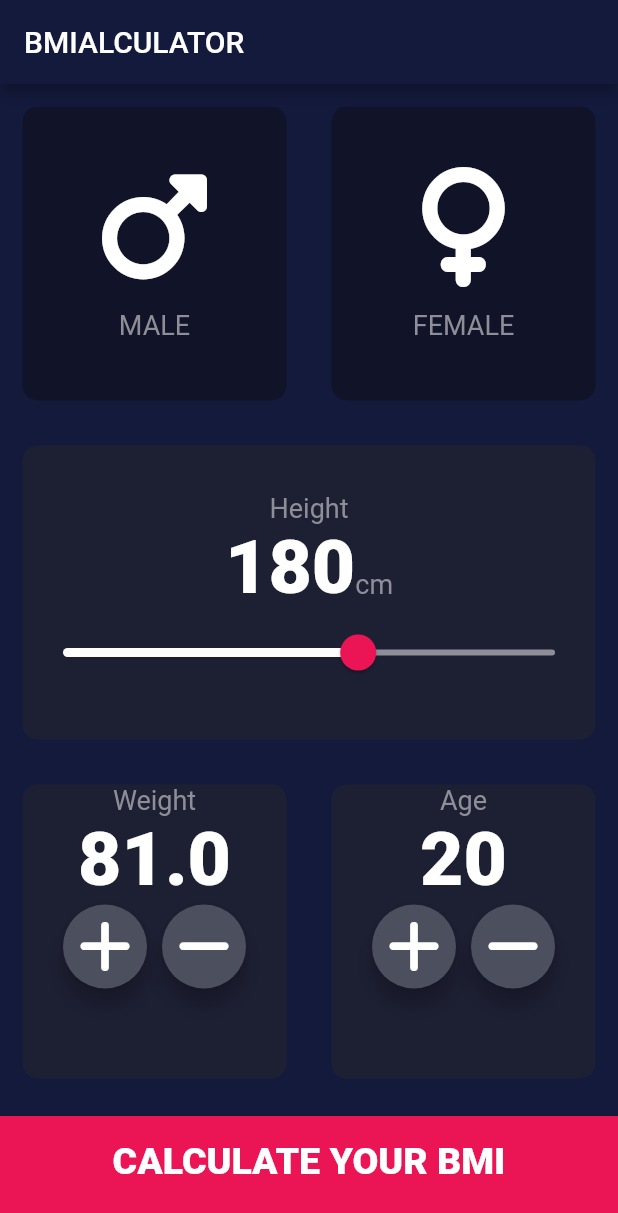
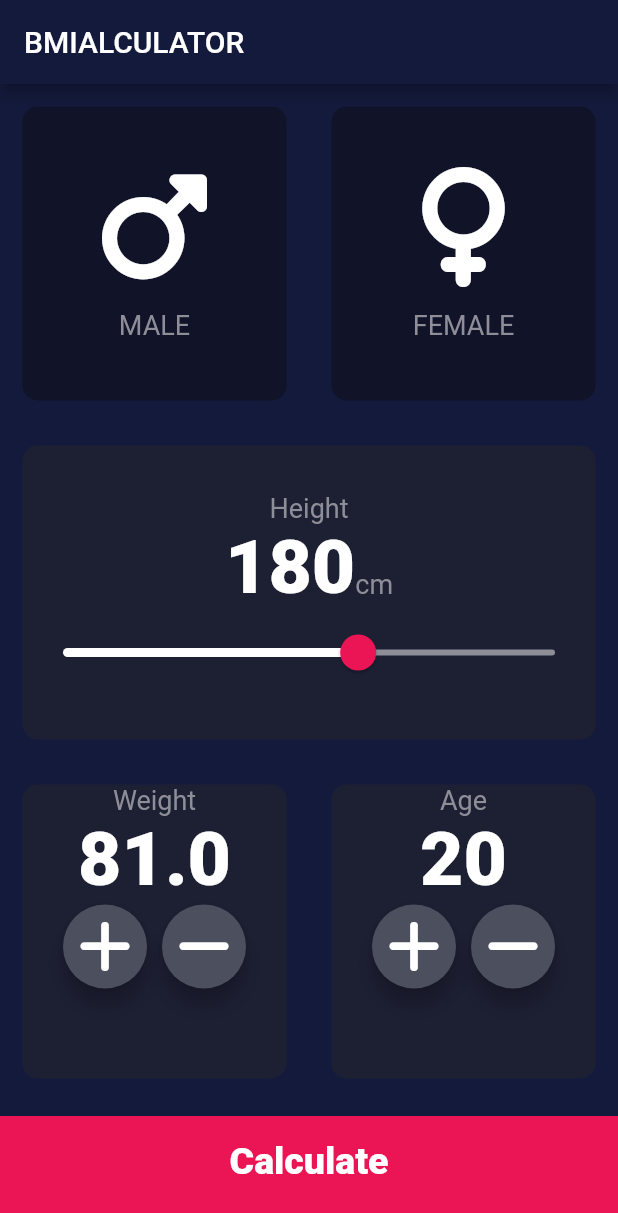
Before and after one commit to mtalharana/bmi_calculator_flutter, a Flutter app: the screen it shows after launch, after a tap on an icon or button, on a phone screen of 412 x 824 dp. Shown: the top 1213 px of the screen. Run offline on Flutter 3.47's test engine with Material 2 defaults, Android fonts, the phone set to English and light mode, and no system bars; our stand-ins replace font_awesome_flutter.

Commit message:
some changes

```diff
--- /dev/null
+++ b/lib/bottom-button.dart
@@ -0,0 +1,32 @@
+// ignore_for_file: camel_case_types, prefer_const_constructors_in_immutables, use_key_in_widget_constructors, prefer_const_constructors, file_names
+import 'constants.dart';
+import 'package:flutter/material.dart';
+
+class buttombutton extends StatelessWidget {
+  buttombutton({required this.onTapped, required this.buttontitle});
+  final Function onTapped;
+  final String buttontitle;
+
+  @override
+  Widget build(BuildContext context) {
+    return GestureDetector(
+      onTap: () {
+        onTapped();
+      },
+      child: Container(
+        alignment: Alignment.center,
+        color: kbottomcontainercolor,
+        margin: EdgeInsets.only(top: 10),
+        padding: EdgeInsets.only(bottom: 20),
+        width: double.infinity,
+        height: kbottomcontainerheight,
+        child: Text(
+          buttontitle,
+          textAlign: TextAlign.center,
+          style: TextStyle(
+              fontSize: 25, fontWeight: FontWeight.w800, color: Colors.white),
+        ),
+      ),
+    );
+  }
+}
--- a/lib/input_page.dart
+++ b/lib/input_page.dart
@@ -7,6 +7,8 @@ import 'male_female.dart';
 import 'reuseable_card.dart';
 import 'constants.dart';
 import 'result.dart';
+import 'bottom-button.dart';
+import 'round_icon.dart';
 
 enum Gender { male, female, some }
 
@@ -205,25 +207,14 @@ class _InputPageState extends State<InputPage> {
                 ],
               ),
             ),
-            GestureDetector(
-              onTap: () {
-                Navigator.push(
-                    context, MaterialPageRoute(builder: (context) => result()));
-              },
-              child: Container(
-                alignment: Alignment.center,
-                color: kbottomcontainercolor,
-                margin: EdgeInsets.only(top: 10),
-                padding: EdgeInsets.only(bottom: 20),
-                width: double.infinity,
-                height: kbottomcontainerheight,
-                child: Text(
-                  'CALCULATE YOUR BMI',
-                  textAlign: TextAlign.center,
-                  style: TextStyle(
-                      fontSize: 25,
-                      fontWeight: FontWeight.w800,
-                      color: Colors.white),
+            buttombutton(
+              buttontitle: 'Calculate',
+              onTapped: (context) => Navigator.push(
+                context,
+                MaterialPageRoute(
+                  builder: (context) {
+                    return result();
+                  },
                 ),
               ),
             ),
@@ -233,25 +224,3 @@ class _InputPageState extends State<InputPage> {
     );
   }
 }
-
-class roundIconButton extends StatelessWidget {
-  roundIconButton({required this.icon, required this.onPressed});
-  final IconData icon;
-  final VoidCallback? onPressed;
-
-  @override
-  Widget build(BuildContext context) {
-    return RawMaterialButton(
-      onPressed: onPressed,
-      shape: CircleBorder(),
-      fillColor: Color(0xff4c4f5e),
-      constraints: BoxConstraints.tightFor(
-        width: 56.0,
-        height: 56.0,
-      ),
-      elevation: 6,
-      child: Icon(icon,
-          color: Colors.white, size: 40.0), // ignore: deprecated_member_use
-    );
-  }
-}
--- a/lib/result.dart
+++ b/lib/result.dart
@@ -47,6 +47,7 @@ class result extends StatelessWidget {
                       style:
                           TextStyle(fontSize: 130, fontWeight: FontWeight.bold),
                     ),
+                    Text('Your BMI is low', style: TextStyle(fontSize: 20)),
                   ],
                 ),
                 onPressed: () {
--- /dev/null
+++ b/lib/round_icon.dart
@@ -0,0 +1,25 @@
+// ignore_for_file: prefer_const_constructors, use_key_in_widget_constructors, camel_case_types, prefer_const_constructors_in_immutables
+
+import 'package:flutter/material.dart';
+
+class roundIconButton extends StatelessWidget {
+  roundIconButton({required this.icon, required this.onPressed});
+  final IconData icon;
+  final VoidCallback? onPressed;
+
+  @override
+  Widget build(BuildContext context) {
+    return RawMaterialButton(
+      onPressed: onPressed,
+      shape: CircleBorder(),
+      fillColor: Color(0xff4c4f5e),
+      constraints: BoxConstraints.tightFor(
+        width: 56.0,
+        height: 56.0,
+      ),
+      elevation: 6,
+      child: Icon(icon,
+          color: Colors.white, size: 40.0), // ignore: deprecated_member_use
+    );
+  }
+}
```
